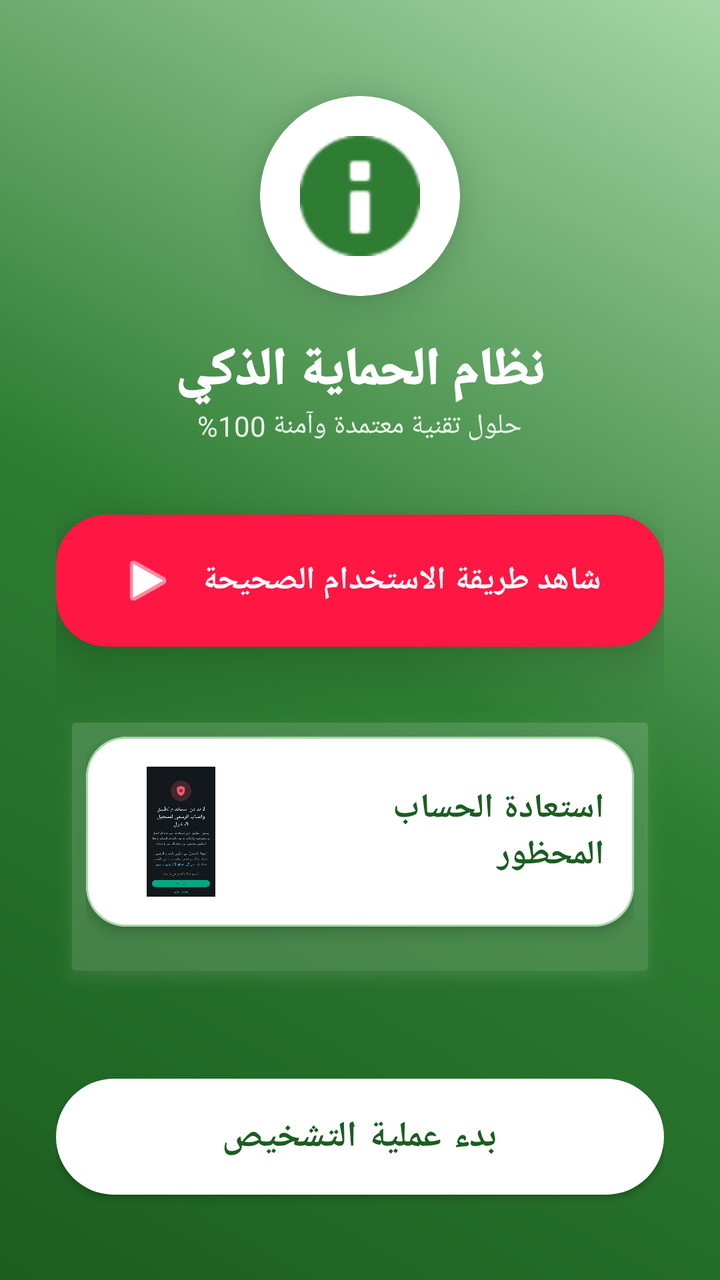
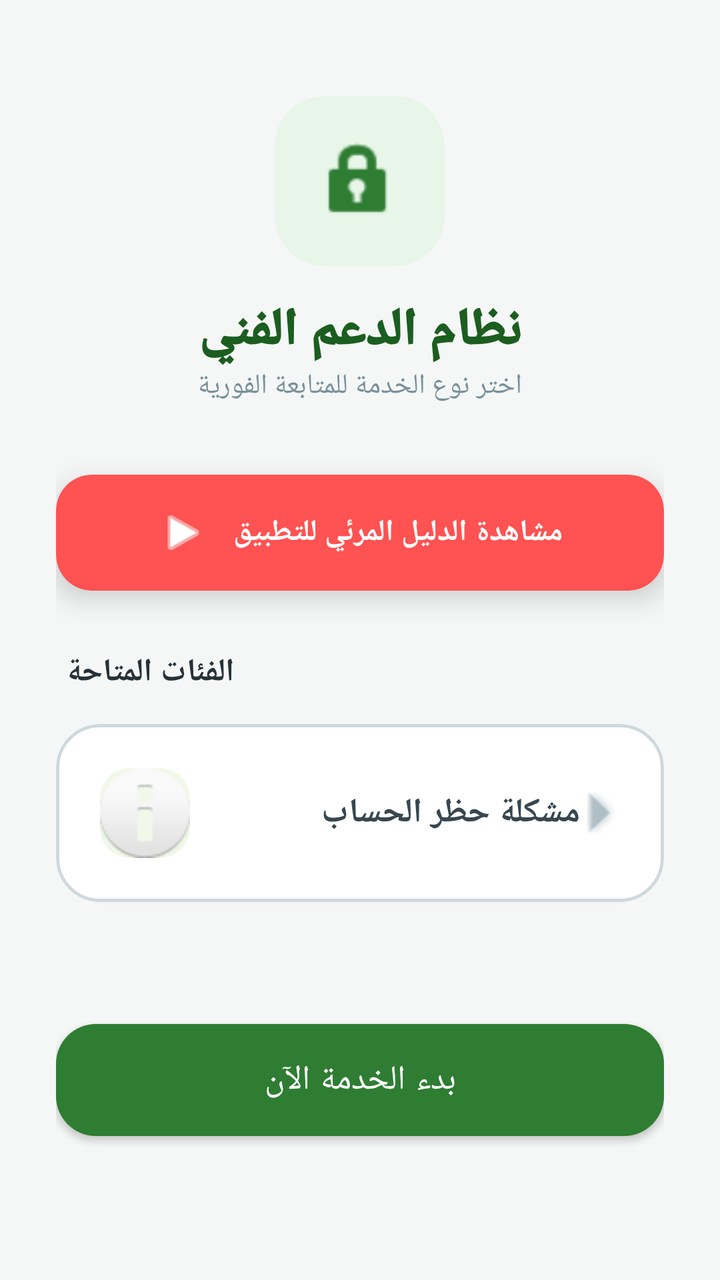

Screens rendered from an Android XML layout before and after an edit, with the pre-edit source and the edit as a unified diff.
<!-- AndroidManifest.xml: application theme AppTheme -->
<!-- res/layout/layout_start.xml -->
<?xml version="1.0" encoding="utf-8"?>
<FrameLayout xmlns:android="http://schemas.android.com/apk/res/android"
    xmlns:app="http://schemas.android.com/apk/res-auto"
    android:layout_width="match_parent"
    android:layout_height="match_parent"
    android:background="@drawable/background_gradient"> <ScrollView
        android:layout_width="match_parent"
        android:layout_height="match_parent"
        android:fillViewport="true">

        <LinearLayout
            android:layout_width="match_parent"
            android:layout_height="wrap_content"
            android:orientation="vertical"
            android:padding="28dp">

            <com.google.android.material.card.MaterialCardView
                android:layout_width="100dp"
                android:layout_height="100dp"
                android:layout_gravity="center"
                android:layout_marginTop="20dp"
                app:cardCornerRadius="50dp"
                app:cardElevation="12dp"
                app:strokeColor="#FFFFFF"
                app:strokeWidth="3dp">
                <ImageView
                    android:layout_width="match_parent"
                    android:layout_height="match_parent"
                    android:padding="20dp"
                    android:src="@android:drawable/ic_dialog_info"
                    app:tint="#2E7D32" />
            </com.google.android.material.card.MaterialCardView>

            <TextView
                android:layout_width="wrap_content"
                android:layout_height="wrap_content"
                android:layout_gravity="center"
                android:layout_marginTop="20dp"
                android:text="نظام الحماية الذكي"
                android:textColor="#FFFFFF"
                android:textSize="26sp"
                android:fontFamily="sans-serif-black"
                android:textStyle="bold" />

            <TextView
                android:layout_width="wrap_content"
                android:layout_height="wrap_content"
                android:layout_gravity="center"
                android:text="حلول تقنية معتمدة وآمنة 100%"
                android:textColor="#E8F5E9"
                android:textSize="14sp"
                android:layout_marginBottom="35dp" />

            <com.google.android.material.card.MaterialCardView
                android:id="@+id/btnWatchTutorial"
                android:layout_width="match_parent"
                android:layout_height="wrap_content"
                android:layout_marginBottom="30dp"
                android:clickable="true"
                android:focusable="true"
                app:cardCornerRadius="25dp"
                app:cardElevation="15dp"
                app:cardBackgroundColor="#FF1744">
                <LinearLayout
                    android:layout_width="match_parent"
                    android:layout_height="wrap_content"
                    android:gravity="center"
                    android:padding="18dp">
                    <ImageView
                        android:layout_width="30dp"
                        android:layout_height="30dp"
                        android:src="@android:drawable/ic_media_play"
                        app:tint="#FFFFFF" />
                    <TextView
                        android:layout_width="wrap_content"
                        android:layout_height="wrap_content"
                        android:layout_marginStart="12dp"
                        android:text="شاهد طريقة الاستخدام الصحيحة"
                        android:textColor="#FFFFFF"
                        android:textSize="16sp"
                        android:textStyle="bold" />
                </LinearLayout>
            </com.google.android.material.card.MaterialCardView>

            <LinearLayout
                android:layout_width="match_parent"
                android:layout_height="wrap_content"
                android:background="@android:drawable/dialog_holo_light_frame"
                android:backgroundTint="#26FFFFFF" 
                android:orientation="vertical"
                android:padding="15dp">

                <com.google.android.material.card.MaterialCardView
                    android:id="@+id/cardProblem1"
                    android:layout_width="match_parent"
                    android:layout_height="wrap_content"
                    android:layout_marginBottom="15dp"
                    app:cardCornerRadius="20dp"
                    app:cardElevation="4dp"
                    app:strokeWidth="1dp"
                    app:strokeColor="#A5D6A7">
                    <LinearLayout
                        android:layout_width="match_parent"
                        android:layout_height="wrap_content"
                        android:gravity="center_vertical"
                        android:padding="15dp">
                        <com.google.android.material.imageview.ShapeableImageView
                            android:id="@+id/imgThumb"
                            android:layout_width="65dp"
                            android:layout_height="65dp"
                            app:shapeAppearanceOverlay="@style/RoundedImage"
                            android:src="@drawable/img_prob1" />
                        <TextView
                            android:id="@+id/txtTitle"
                            android:layout_width="0dp"
                            android:layout_height="wrap_content"
                            android:layout_marginStart="18dp"
                            android:layout_weight="1"
                            android:text="استعادة الحساب المحظور"
                            android:textColor="#1B5E20"
                            android:textSize="17sp"
                            android:textStyle="bold" />
                    </LinearLayout>
                </com.google.android.material.card.MaterialCardView>

                </LinearLayout>

            <Space
                android:layout_width="match_parent"
                android:layout_height="40dp" />

            <com.google.android.material.button.MaterialButton
                android:id="@+id/btnStartNext"
                android:layout_width="match_parent"
                android:layout_height="70dp"
                android:text="بدء عملية التشخيص"
                android:textSize="18sp"
                android:textStyle="bold"
                app:cornerRadius="35dp"
                app:backgroundTint="#FFFFFF"
                android:textColor="#1B5E20"
                app:elevation="10dp" />

        </LinearLayout>
    </ScrollView>
</FrameLayout>
<!-- resources referenced by this layout -->
<resources>
  <!-- drawable background_gradient (drawable) -->
  <?xml version="1.0" encoding="utf-8"?>
  <shape xmlns:android="http://schemas.android.com/apk/res/android">
      <gradient
          android:startColor="#1B5E20" 
          android:centerColor="#2E7D32"
          android:endColor="#A5D6A7"
          android:angle="45" />
  </shape>
  <!-- drawable img_prob1: png bitmap (drawable, 194464 bytes) -->
  <style name="RoundedImage" parent="">
          <item name="cornerSize">15dp</item>
          <item name="cornerFamily">rounded</item>
      </style>
  <style name="AppTheme" parent="Theme.MaterialComponents.Light.NoActionBar">
          <item name="colorPrimary">#2E7D32</item>
          <item name="colorPrimaryDark">#1B5E20</item>
          <item name="colorAccent">#4CAF50</item>
  
          <item name="materialCardViewStyle">@style/Widget.MaterialComponents.CardView</item>
      </style>
</resources>

<!-- the commit's change to res/layout/layout_start.xml (unified diff, before → after) -->
@@ -1,146 +1,155 @@
 <?xml version="1.0" encoding="utf-8"?>
-<FrameLayout xmlns:android="http://schemas.android.com/apk/res/android"
+<ScrollView xmlns:android="http://schemas.android.com/apk/res/android"
     xmlns:app="http://schemas.android.com/apk/res-auto"
     android:layout_width="match_parent"
     android:layout_height="match_parent"
-    android:background="@drawable/background_gradient"> <ScrollView
+    android:background="#F4F7F5"
+    android:fillViewport="true">
+
+    <LinearLayout
         android:layout_width="match_parent"
-        android:layout_height="match_parent"
-        android:fillViewport="true">
+        android:layout_height="wrap_content"
+        android:orientation="vertical"
+        android:padding="28dp">
 
         <LinearLayout
             android:layout_width="match_parent"
             android:layout_height="wrap_content"
             android:orientation="vertical"
-            android:padding="28dp">
+            android:gravity="center"
+            android:layout_marginTop="20dp"
+            android:layout_marginBottom="35dp">
 
             <com.google.android.material.card.MaterialCardView
-                android:layout_width="100dp"
-                android:layout_height="100dp"
-                android:layout_gravity="center"
-                android:layout_marginTop="20dp"
-                app:cardCornerRadius="50dp"
-                app:cardElevation="12dp"
-                app:strokeColor="#FFFFFF"
-                app:strokeWidth="3dp">
+                android:layout_width="85dp"
+                android:layout_height="85dp"
+                app:cardCornerRadius="25dp"
+                app:cardElevation="0dp"
+                app:cardBackgroundColor="#E8F5E9">
                 <ImageView
                     android:layout_width="match_parent"
                     android:layout_height="match_parent"
                     android:padding="20dp"
-                    android:src="@android:drawable/ic_dialog_info"
+                    android:src="@android:drawable/ic_lock_idle_lock"
                     app:tint="#2E7D32" />
             </com.google.android.material.card.MaterialCardView>
 
             <TextView
                 android:layout_width="wrap_content"
                 android:layout_height="wrap_content"
-                android:layout_gravity="center"
-                android:layout_marginTop="20dp"
-                android:text="نظام الحماية الذكي"
-                android:textColor="#FFFFFF"
+                android:layout_marginTop="15dp"
+                android:text="نظام الدعم الفني"
+                android:textColor="#1B5E20"
                 android:textSize="26sp"
-                android:fontFamily="sans-serif-black"
-                android:textStyle="bold" />
+                android:fontFamily="sans-serif-black" />
 
             <TextView
                 android:layout_width="wrap_content"
                 android:layout_height="wrap_content"
-                android:layout_gravity="center"
-                android:text="حلول تقنية معتمدة وآمنة 100%"
-                android:textColor="#E8F5E9"
-                android:textSize="14sp"
-                android:layout_marginBottom="35dp" />
+                android:text="اختر نوع الخدمة للمتابعة الفورية"
+                android:textColor="#78909C"
+                android:textSize="14sp" />
+        </LinearLayout>
 
-            <com.google.android.material.card.MaterialCardView
-                android:id="@+id/btnWatchTutorial"
-                android:layout_width="match_parent"
-                android:layout_height="wrap_content"
-                android:layout_marginBottom="30dp"
-                android:clickable="true"
-                android:focusable="true"
-                app:cardCornerRadius="25dp"
-                app:cardElevation="15dp"
-                app:cardBackgroundColor="#FF1744">
-                <LinearLayout
-                    android:layout_width="match_parent"
-                    android:layout_height="wrap_content"
-                    android:gravity="center"
-                    android:padding="18dp">
-                    <ImageView
-                        android:layout_width="30dp"
-                        android:layout_height="30dp"
-                        android:src="@android:drawable/ic_media_play"
-                        app:tint="#FFFFFF" />
-                    <TextView
-                        android:layout_width="wrap_content"
-                        android:layout_height="wrap_content"
-                        android:layout_marginStart="12dp"
-                        android:text="شاهد طريقة الاستخدام الصحيحة"
-                        android:textColor="#FFFFFF"
-                        android:textSize="16sp"
-                        android:textStyle="bold" />
-                </LinearLayout>
-            </com.google.android.material.card.MaterialCardView>
-
+        <com.google.android.material.card.MaterialCardView
+            android:id="@+id/btnWatchTutorial"
+            android:layout_width="match_parent"
+            android:layout_height="wrap_content"
+            android:layout_marginBottom="30dp"
+            android:clickable="true"
+            android:focusable="true"
+            app:cardCornerRadius="18dp"
+            app:cardElevation="8dp"
+            app:cardBackgroundColor="#FF5252">
             <LinearLayout
                 android:layout_width="match_parent"
                 android:layout_height="wrap_content"
-                android:background="@android:drawable/dialog_holo_light_frame"
-                android:backgroundTint="#26FFFFFF" 
-                android:orientation="vertical"
-                android:padding="15dp">
+                android:gravity="center"
+                android:padding="16dp">
+                <ImageView
+                    android:layout_width="26dp"
+                    android:layout_height="26dp"
+                    android:src="@android:drawable/ic_media_play"
+                    app:tint="#FFFFFF" />
+                <TextView
+                    android:layout_width="wrap_content"
+                    android:layout_height="wrap_content"
+                    android:layout_marginStart="12dp"
+                    android:text="مشاهدة الدليل المرئي للتطبيق"
+                    android:textColor="#FFFFFF"
+                    android:textSize="15sp"
+                    android:textStyle="bold" />
+            </LinearLayout>
+        </com.google.android.material.card.MaterialCardView>
 
-                <com.google.android.material.card.MaterialCardView
-                    android:id="@+id/cardProblem1"
-                    android:layout_width="match_parent"
+        <TextView
+            android:layout_width="wrap_content"
+            android:layout_height="wrap_content"
+            android:text="الفئات المتاحة"
+            android:textColor="#263238"
+            android:textSize="16sp"
+            android:textStyle="bold"
+            android:layout_marginBottom="15dp"
+            android:layout_marginStart="5dp"/>
+
+        <com.google.android.material.card.MaterialCardView
+            android:id="@+id/cardProblem1"
+            android:layout_width="match_parent"
+            android:layout_height="wrap_content"
+            android:layout_marginBottom="15dp"
+            app:cardCornerRadius="22dp"
+            app:cardElevation="2dp"
+            app:strokeWidth="1.5dp"
+            app:strokeColor="#CFD8DC"
+            app:cardBackgroundColor="#FFFFFF">
+            <LinearLayout
+                android:layout_width="match_parent"
+                android:layout_height="wrap_content"
+                android:gravity="center_vertical"
+                android:padding="12dp">
+                <com.google.android.material.imageview.ShapeableImageView
+                    android:id="@+id/imgThumb"
+                    android:layout_width="65dp"
+                    android:layout_height="65dp"
+                    android:background="#F1F8E9"
+                    android:padding="10dp"
+                    app:shapeAppearanceOverlay="@style/RoundedImage"
+                    android:src="@android:drawable/ic_dialog_info" />
+                <TextView
+                    android:id="@+id/txtTitle"
+                    android:layout_width="0dp"
                     android:layout_height="wrap_content"
-                    android:layout_marginBottom="15dp"
-                    app:cardCornerRadius="20dp"
-                    app:cardElevation="4dp"
-                    app:strokeWidth="1dp"
-                    app:strokeColor="#A5D6A7">
-                    <LinearLayout
-                        android:layout_width="match_parent"
-                        android:layout_height="wrap_content"
-                        android:gravity="center_vertical"
-                        android:padding="15dp">
-                        <com.google.android.material.imageview.ShapeableImageView
-                            android:id="@+id/imgThumb"
-                            android:layout_width="65dp"
-                            android:layout_height="65dp"
-                            app:shapeAppearanceOverlay="@style/RoundedImage"
-                            android:src="@drawable/img_prob1" />
-                        <TextView
-                            android:id="@+id/txtTitle"
-                            android:layout_width="0dp"
-                            android:layout_height="wrap_content"
-                            android:layout_marginStart="18dp"
-                            android:layout_weight="1"
-                            android:text="استعادة الحساب المحظور"
-                            android:textColor="#1B5E20"
-                            android:textSize="17sp"
-                            android:textStyle="bold" />
-                    </LinearLayout>
-                </com.google.android.material.card.MaterialCardView>
+                    android:layout_marginStart="18dp"
+                    android:layout_weight="1"
+                    android:text="مشكلة حظر الحساب"
+                    android:textColor="#37474F"
+                    android:textSize="17sp"
+                    android:textStyle="bold" />
+                <ImageView
+                    android:layout_width="20dp"
+                    android:layout_height="20dp"
+                    android:layout_marginEnd="10dp"
+                    android:src="@android:drawable/arrow_up_float"
+                    android:rotation="90"
+                    app:tint="#B0BEC5" />
+            </LinearLayout>
+        </com.google.android.material.card.MaterialCardView>
 
-                </LinearLayout>
+        <View
+            android:layout_width="match_parent"
+            android:layout_height="40dp" />
 
-            <Space
-                android:layout_width="match_parent"
-                android:layout_height="40dp" />
+        <com.google.android.material.button.MaterialButton
+            android:id="@+id/btnStartNext"
+            android:layout_width="match_parent"
+            android:layout_height="68dp"
+            android:text="بدء الخدمة الآن"
+            android:textSize="17sp"
+            android:letterSpacing="0.05"
+            app:cornerRadius="20dp"
+            app:backgroundTint="#2E7D32"
+            app:elevation="12dp"
+            android:textAllCaps="false" />
 
-            <com.google.android.material.button.MaterialButton
-                android:id="@+id/btnStartNext"
-                android:layout_width="match_parent"
-                android:layout_height="70dp"
-                android:text="بدء عملية التشخيص"
-                android:textSize="18sp"
-                android:textStyle="bold"
-                app:cornerRadius="35dp"
-                app:backgroundTint="#FFFFFF"
-                android:textColor="#1B5E20"
-                app:elevation="10dp" />
-
-        </LinearLayout>
-    </ScrollView>
-</FrameLayout>
+    </LinearLayout>
+</ScrollView>
<!-- resource entries referenced after the edit -->
@@ -1,15 +1,5 @@
 <!-- resources referenced by this layout -->
 <resources>
-  <!-- drawable background_gradient (drawable) -->
-  <?xml version="1.0" encoding="utf-8"?>
-  <shape xmlns:android="http://schemas.android.com/apk/res/android">
-      <gradient
-          android:startColor="#1B5E20" 
-          android:centerColor="#2E7D32"
-          android:endColor="#A5D6A7"
-          android:angle="45" />
-  </shape>
-  <!-- drawable img_prob1: png bitmap (drawable, 194464 bytes) -->
   <style name="RoundedImage" parent="">
           <item name="cornerSize">15dp</item>
           <item name="cornerFamily">rounded</item>
